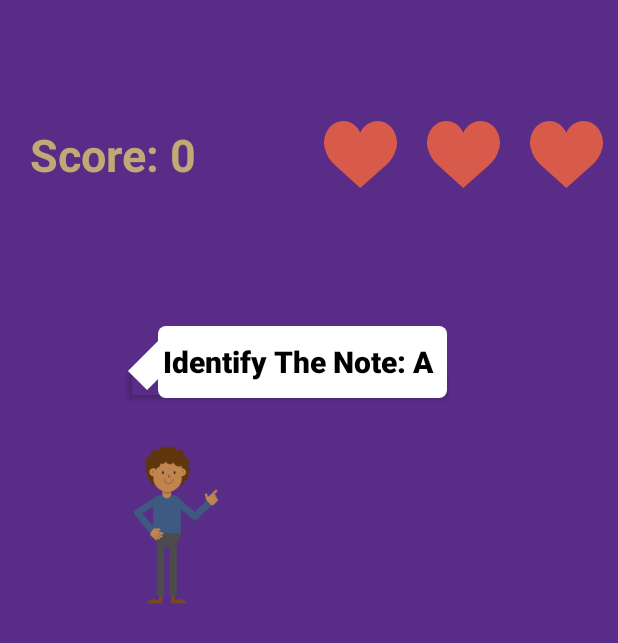
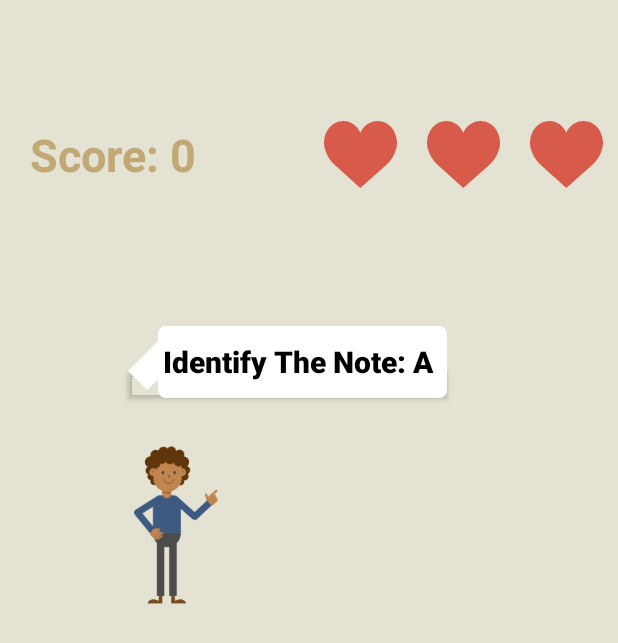
Before and after one commit to bdvanwingerden/SheetMusicTutor, an Android app: the layout fragment_know_your_keyboard.xml on its own in the app's theme, with its tools: preview values and no code run, on a phone screen of 412 x 824 dp. Shown: the top 643 px of the screen. Run offline under Robolectric (Android 15) with nearby library versions, the phone set to English and light mode, and no system bars.

```diff
--- a/Sheet_Music_Tutor/app/src/main/java/vanwingerdenbarrier/sheetmusictutor/Achievements/ResultsActivity.java
+++ b/Sheet_Music_Tutor/app/src/main/java/vanwingerdenbarrier/sheetmusictutor/Achievements/ResultsActivity.java
@@ -401,7 +401,6 @@
             quoteView.setText(quoteResult(percentage));
             pointsView.setText("Level Progress: "+score+"/"+pointsPossible);
             percentView.setText("Percent Correct: "+percentage+"%");
-            prg.setProgress(percentage);
         }
         else if(!resultType){//if writing user stats
             titleView.setText(current.getName()+"'s Stats");
--- a/Sheet_Music_Tutor/app/src/main/res/layout/fragment_know_your_keyboard.xml
+++ b/Sheet_Music_Tutor/app/src/main/res/layout/fragment_know_your_keyboard.xml
@@ -1,10 +1,9 @@
 <LinearLayout xmlns:android="http://schemas.android.com/apk/res/android"
-    xmlns:app="http://schemas.android.com/apk/res-auto"
     xmlns:tools="http://schemas.android.com/tools"
     android:layout_width="match_parent"
     android:layout_height="match_parent"
     tools:context="vanwingerdenbarrier.sheetmusictutor.NoteGames.KnowYourKeyboardFragment"
-    android:background="@color/purple"
+    android:background="@color/platinum"
     android:weightSum="2"
     android:orientation="vertical">
 
```
